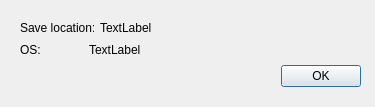
This is src/infowindow.ui in Teras23/activityrecorder as Qt 5 draws it before an edit. The edited form follows.
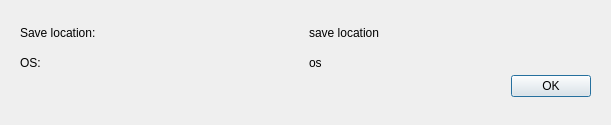
This is the edited form.

Commit message: Added info window

The edit to the form file:
```diff
--- a/src/infowindow.ui
+++ b/src/infowindow.ui
@@ -6,8 +6,8 @@
    <rect>
     <x>0</x>
     <y>0</y>
-    <width>375</width>
-    <height>107</height>
+    <width>611</width>
+    <height>125</height>
    </rect>
   </property>
   <property name="windowTitle">
@@ -17,8 +17,8 @@
    <property name="geometry">
     <rect>
      <x>20</x>
-     <y>60</y>
-     <width>341</width>
+     <y>70</y>
+     <width>571</width>
      <height>32</height>
     </rect>
    </property>
@@ -34,42 +34,45 @@
     <rect>
      <x>20</x>
      <y>20</y>
-     <width>132</width>
-     <height>38</height>
+     <width>571</width>
+     <height>55</height>
     </rect>
    </property>
-   <layout class="QVBoxLayout" name="verticalLayout">
+   <layout class="QHBoxLayout" name="horizontalLayout">
     <item>
-     <layout class="QHBoxLayout" name="horizontalLayout_2">
+     <layout class="QVBoxLayout" name="verticalLayout">
+      <property name="sizeConstraint">
+       <enum>QLayout::SetMinimumSize</enum>
+      </property>
       <item>
-       <widget class="QLabel" name="label_2">
+       <widget class="QLabel" name="saveLocationText">
         <property name="text">
          <string>Save location:</string>
         </property>
        </widget>
       </item>
       <item>
-       <widget class="QLabel" name="label">
+       <widget class="QLabel" name="osText">
         <property name="text">
-         <string>TextLabel</string>
+         <string>OS:</string>
         </property>
        </widget>
       </item>
      </layout>
     </item>
     <item>
-     <layout class="QHBoxLayout" name="horizontalLayout_3">
+     <layout class="QVBoxLayout" name="verticalLayout_2">
       <item>
-       <widget class="QLabel" name="label_3">
+       <widget class="QLabel" name="saveLocation">
         <property name="text">
-         <string>OS:</string>
+         <string>save location</string>
         </property>
        </widget>
       </item>
       <item>
-       <widget class="QLabel" name="label_4">
+       <widget class="QLabel" name="os">
         <property name="text">
-         <string>TextLabel</string>
+         <string>os</string>
         </property>
        </widget>
       </item>
```
The commit also changes 4 other files.
